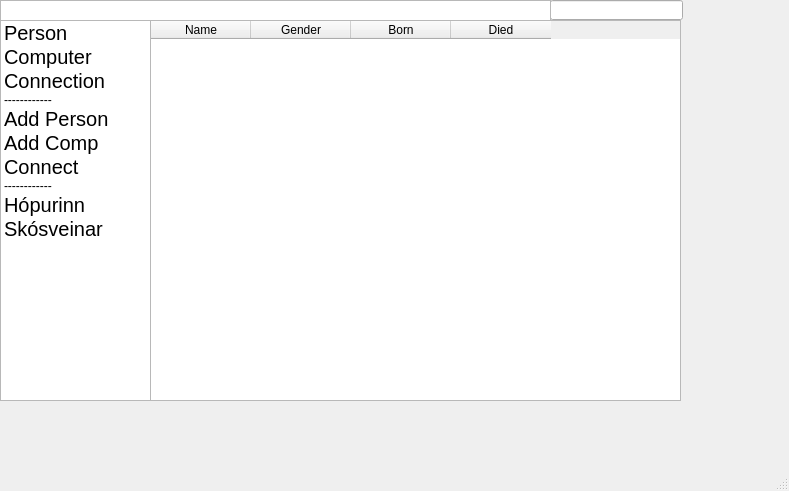
Qt form database.ui (Verklegtnamskeid1/gubb) before a commit.
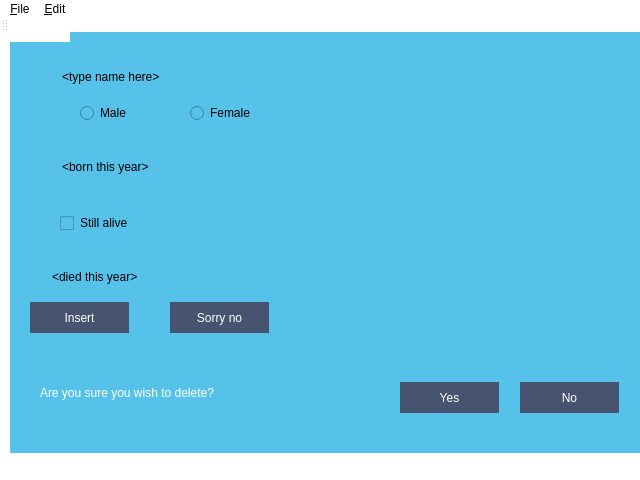
The same form after that commit. Icons and pictures are not drawn.

What changed in the file:
```diff
--- a/database.ui
+++ b/database.ui
@@ -6,8 +6,8 @@
    <rect>
     <x>0</x>
     <y>0</y>
-    <width>789</width>
-    <height>491</height>
+    <width>640</width>
+    <height>480</height>
    </rect>
   </property>
   <property name="windowTitle">
@@ -20,6 +20,11 @@
   <property name="windowOpacity">
    <double>1.000000000000000</double>
   </property>
+  <property name="styleSheet">
+   <string notr="true">background: #fff;
+border: 0px;
+font: 10pt &quot;Ubuntu&quot;;</string>
+  </property>
   <property name="iconSize">
    <size>
     <width>72</width>
@@ -30,186 +35,438 @@
    <widget class="QLineEdit" name="Search_edit">
     <property name="geometry">
      <rect>
-      <x>550</x>
+      <x>470</x>
       <y>0</y>
-      <width>133</width>
-      <height>20</height>
-     </rect>
-    </property>
-   </widget>
-   <widget class="QTableWidget" name="tableWidget">
-    <property name="geometry">
-     <rect>
-      <x>150</x>
-      <y>20</y>
-      <width>531</width>
-      <height>381</height>
-     </rect>
-    </property>
-    <column>
-     <property name="text">
-      <string>Name</string>
-     </property>
-    </column>
-    <column>
-     <property name="text">
-      <string>Gender</string>
-     </property>
-    </column>
-    <column>
-     <property name="text">
-      <string>Born</string>
-     </property>
-    </column>
-    <column>
-     <property name="text">
-      <string>Died</string>
-     </property>
-    </column>
-   </widget>
-   <widget class="QListWidget" name="listWidget">
-    <property name="geometry">
-     <rect>
-      <x>0</x>
-      <y>20</y>
-      <width>151</width>
-      <height>381</height>
-     </rect>
-    </property>
-    <item>
-     <property name="text">
-      <string>Person</string>
-     </property>
-     <property name="font">
-      <font>
-       <pointsize>15</pointsize>
-       <weight>50</weight>
-       <bold>false</bold>
-      </font>
-     </property>
-     <property name="icon">
-      <iconset>
-       <normaloff>../../../addperson.png</normaloff>../../../addperson.png</iconset>
-     </property>
-    </item>
-    <item>
-     <property name="text">
-      <string>Computer</string>
-     </property>
-     <property name="font">
-      <font>
-       <pointsize>15</pointsize>
-      </font>
-     </property>
-     <property name="icon">
-      <iconset>
-       <normaloff>../../../addcomp.jpg</normaloff>../../../addcomp.jpg</iconset>
-     </property>
-    </item>
-    <item>
-     <property name="text">
-      <string>Connection</string>
-     </property>
-     <property name="font">
-      <font>
-       <pointsize>15</pointsize>
-      </font>
-     </property>
-     <property name="icon">
-      <iconset>
-       <normaloff>../../../connect.png</normaloff>../../../connect.png</iconset>
-     </property>
-    </item>
-    <item>
-     <property name="text">
-      <string>------------</string>
-     </property>
-    </item>
-    <item>
-     <property name="text">
-      <string>Add Person</string>
-     </property>
-     <property name="font">
-      <font>
-       <pointsize>15</pointsize>
-      </font>
-     </property>
-     <property name="icon">
-      <iconset>
-       <normaloff>../../../plus.png</normaloff>../../../plus.png</iconset>
-     </property>
-    </item>
-    <item>
-     <property name="text">
-      <string>Add Comp</string>
-     </property>
-     <property name="font">
-      <font>
-       <pointsize>15</pointsize>
-      </font>
-     </property>
-     <property name="icon">
-      <iconset>
-       <normaloff>../../../plus.png</normaloff>../../../plus.png</iconset>
-     </property>
-    </item>
-    <item>
-     <property name="text">
-      <string>Connect</string>
-     </property>
-     <property name="font">
-      <font>
-       <pointsize>15</pointsize>
-      </font>
-     </property>
-     <property name="icon">
-      <iconset>
-       <normaloff>../../../plus.png</normaloff>../../../plus.png</iconset>
-     </property>
-    </item>
-    <item>
-     <property name="text">
-      <string>------------</string>
-     </property>
-    </item>
-    <item>
-     <property name="text">
-      <string>Hópurinn</string>
-     </property>
-     <property name="font">
-      <font>
-       <pointsize>15</pointsize>
-      </font>
-     </property>
-    </item>
-    <item>
-     <property name="text">
-      <string>Skósveinar</string>
-     </property>
-     <property name="font">
-      <font>
-       <pointsize>15</pointsize>
-      </font>
-     </property>
-    </item>
-   </widget>
-   <widget class="QListWidget" name="listWidget_2">
-    <property name="geometry">
-     <rect>
-      <x>0</x>
-      <y>0</y>
-      <width>551</width>
+      <width>141</width>
       <height>21</height>
      </rect>
     </property>
+    <property name="styleSheet">
+     <string notr="true"> border: 2px solid gray;
+ border-radius: 5px;</string>
+    </property>
+    <property name="text">
+     <string/>
+    </property>
    </widget>
+   <widget class="QTreeView" name="treeView">
+    <property name="geometry">
+     <rect>
+      <x>0</x>
+      <y>40</y>
+      <width>251</width>
+      <height>381</height>
+     </rect>
+    </property>
+   </widget>
+   <widget class="QTableWidget" name="tableWidget">
+    <property name="geometry">
+     <rect>
+      <x>260</x>
+      <y>140</y>
+      <width>361</width>
+      <height>231</height>
+     </rect>
+    </property>
+   </widget>
+   <widget class="QFrame" name="frame">
+    <property name="geometry">
+     <rect>
+      <x>10</x>
+      <y>320</y>
+      <width>631</width>
+      <height>101</height>
+     </rect>
+    </property>
+    <property name="styleSheet">
+     <string notr="true">background: #56c2ea;
+</string>
+    </property>
+    <property name="frameShape">
+     <enum>QFrame::StyledPanel</enum>
+    </property>
+    <property name="frameShadow">
+     <enum>QFrame::Raised</enum>
+    </property>
+    <widget class="QPushButton" name="pushButton">
+     <property name="geometry">
+      <rect>
+       <x>390</x>
+       <y>30</y>
+       <width>99</width>
+       <height>31</height>
+      </rect>
+     </property>
+     <property name="styleSheet">
+      <string notr="true">background: #47546f;
+color: #fff;</string>
+     </property>
+     <property name="text">
+      <string>Yes</string>
+     </property>
+    </widget>
+    <widget class="QPushButton" name="pushButton_2">
+     <property name="geometry">
+      <rect>
+       <x>510</x>
+       <y>30</y>
+       <width>99</width>
+       <height>31</height>
+      </rect>
+     </property>
+     <property name="styleSheet">
+      <string notr="true">background: #47546f;
+color: #fff;</string>
+     </property>
+     <property name="text">
+      <string>No</string>
+     </property>
+    </widget>
+    <widget class="QLabel" name="label">
+     <property name="geometry">
+      <rect>
+       <x>30</x>
+       <y>20</y>
+       <width>331</width>
+       <height>41</height>
+      </rect>
+     </property>
+     <property name="styleSheet">
+      <string notr="true">color: #fff;</string>
+     </property>
+     <property name="text">
+      <string>Are you sure you wish to delete?</string>
+     </property>
+    </widget>
+    <zorder>pushButton</zorder>
+    <zorder>pushButton_2</zorder>
+    <zorder>label</zorder>
+    <zorder>frame_persons</zorder>
+   </widget>
+   <widget class="QFrame" name="frame_computers">
+    <property name="geometry">
+     <rect>
+      <x>70</x>
+      <y>0</y>
+      <width>631</width>
+      <height>311</height>
+     </rect>
+    </property>
+    <property name="styleSheet">
+     <string notr="true">background: #56c2ea;
+</string>
+    </property>
+    <property name="frameShape">
+     <enum>QFrame::StyledPanel</enum>
+    </property>
+    <property name="frameShadow">
+     <enum>QFrame::Raised</enum>
+    </property>
+    <widget class="QPushButton" name="buttonComputersInsert">
+     <property name="geometry">
+      <rect>
+       <x>20</x>
+       <y>260</y>
+       <width>99</width>
+       <height>31</height>
+      </rect>
+     </property>
+     <property name="styleSheet">
+      <string notr="true">background: #47546f;
+color: #fff;</string>
+     </property>
+     <property name="text">
+      <string>Insert</string>
+     </property>
+    </widget>
+    <widget class="QPushButton" name="buttonCloseComputers">
+     <property name="geometry">
+      <rect>
+       <x>160</x>
+       <y>260</y>
+       <width>99</width>
+       <height>31</height>
+      </rect>
+     </property>
+     <property name="styleSheet">
+      <string notr="true">background: #47546f;
+color: #fff;</string>
+     </property>
+     <property name="text">
+      <string>Sorry no</string>
+     </property>
+    </widget>
+    <widget class="QLineEdit" name="line_Computers_name">
+     <property name="geometry">
+      <rect>
+       <x>50</x>
+       <y>20</y>
+       <width>113</width>
+       <height>29</height>
+      </rect>
+     </property>
+     <property name="text">
+      <string>&lt;type name here&gt;</string>
+     </property>
+    </widget>
+    <widget class="QLineEdit" name="line_Computers_yearbuilt">
+     <property name="geometry">
+      <rect>
+       <x>50</x>
+       <y>110</y>
+       <width>113</width>
+       <height>29</height>
+      </rect>
+     </property>
+     <property name="text">
+      <string>&lt;year built&gt;</string>
+     </property>
+    </widget>
+    <widget class="QCheckBox" name="checkBox_Computers_WasBuilt">
+     <property name="geometry">
+      <rect>
+       <x>50</x>
+       <y>170</y>
+       <width>99</width>
+       <height>22</height>
+      </rect>
+     </property>
+     <property name="text">
+      <string>Was built</string>
+     </property>
+    </widget>
+    <widget class="QComboBox" name="comboComputerstype">
+     <property name="geometry">
+      <rect>
+       <x>50</x>
+       <y>60</y>
+       <width>251</width>
+       <height>33</height>
+      </rect>
+     </property>
+     <property name="styleSheet">
+      <string notr="true">background: #fff;</string>
+     </property>
+     <item>
+      <property name="text">
+       <string>Electronics</string>
+      </property>
+     </item>
+     <item>
+      <property name="text">
+       <string>Mechanical</string>
+      </property>
+     </item>
+     <item>
+      <property name="text">
+       <string>Electro-mechanical</string>
+      </property>
+     </item>
+     <item>
+      <property name="text">
+       <string>Transistors</string>
+      </property>
+     </item>
+     <item>
+      <property name="text">
+       <string>Other</string>
+      </property>
+     </item>
+    </widget>
+   </widget>
+   <widget class="QTextBrowser" name="connectText">
+    <property name="geometry">
+     <rect>
+      <x>350</x>
+      <y>40</y>
+      <width>191</width>
+      <height>101</height>
+     </rect>
+    </property>
+    <property name="styleSheet">
+     <string notr="true">background: #000;
+color: #fff;</string>
+    </property>
+    <property name="html">
+     <string>&lt;!DOCTYPE HTML PUBLIC &quot;-//W3C//DTD HTML 4.0//EN&quot; &quot;http://www.w3.org/TR/REC-html40/strict.dtd&quot;&gt;
+&lt;html&gt;&lt;head&gt;&lt;meta name=&quot;qrichtext&quot; content=&quot;1&quot; /&gt;&lt;style type=&quot;text/css&quot;&gt;
+p, li { white-space: pre-wrap; }
+&lt;/style&gt;&lt;/head&gt;&lt;body style=&quot; font-family:'Ubuntu'; font-size:10pt; font-weight:400; font-style:normal;&quot;&gt;
+&lt;p style=&quot; margin-top:0px; margin-bottom:0px; margin-left:0px; margin-right:0px; -qt-block-indent:0; text-indent:0px;&quot;&gt;Connecting computer:&lt;br /&gt;Bleble&lt;br /&gt;&lt;br /&gt;with person:&lt;br /&gt;?&lt;br /&gt;&lt;/p&gt;&lt;/body&gt;&lt;/html&gt;</string>
+    </property>
+   </widget>
+   <widget class="QFrame" name="frame_persons">
+    <property name="geometry">
+     <rect>
+      <x>10</x>
+      <y>10</y>
+      <width>631</width>
+      <height>311</height>
+     </rect>
+    </property>
+    <property name="styleSheet">
+     <string notr="true">background: #56c2ea;
+</string>
+    </property>
+    <property name="frameShape">
+     <enum>QFrame::StyledPanel</enum>
+    </property>
+    <property name="frameShadow">
+     <enum>QFrame::Raised</enum>
+    </property>
+    <widget class="QPushButton" name="buttonPersonInsert">
+     <property name="geometry">
+      <rect>
+       <x>20</x>
+       <y>260</y>
+       <width>99</width>
+       <height>31</height>
+      </rect>
+     </property>
+     <property name="styleSheet">
+      <string notr="true">background: #47546f;
+color: #fff;</string>
+     </property>
+     <property name="text">
+      <string>Insert</string>
+     </property>
+    </widget>
+    <widget class="QPushButton" name="buttonClosePerson">
+     <property name="geometry">
+      <rect>
+       <x>160</x>
+       <y>260</y>
+       <width>99</width>
+       <height>31</height>
+      </rect>
+     </property>
+     <property name="styleSheet">
+      <string notr="true">background: #47546f;
+color: #fff;</string>
+     </property>
+     <property name="text">
+      <string>Sorry no</string>
+     </property>
+    </widget>
+    <widget class="QRadioButton" name="comboPersonMale">
+     <property name="geometry">
+      <rect>
+       <x>70</x>
+       <y>60</y>
+       <width>119</width>
+       <height>22</height>
+      </rect>
+     </property>
+     <property name="text">
+      <string>Male</string>
+     </property>
+    </widget>
+    <widget class="QRadioButton" name="comboPersonFemale">
+     <property name="geometry">
+      <rect>
+       <x>180</x>
+       <y>60</y>
+       <width>119</width>
+       <height>22</height>
+      </rect>
+     </property>
+     <property name="text">
+      <string>Female</string>
+     </property>
+    </widget>
+    <widget class="QLineEdit" name="line_Persons_name">
+     <property name="geometry">
+      <rect>
+       <x>50</x>
+       <y>20</y>
+       <width>113</width>
+       <height>29</height>
+      </rect>
+     </property>
+     <property name="text">
+      <string>&lt;type name here&gt;</string>
+     </property>
+    </widget>
+    <widget class="QLineEdit" name="line_Persons_yearborn">
+     <property name="geometry">
+      <rect>
+       <x>50</x>
+       <y>110</y>
+       <width>113</width>
+       <height>29</height>
+      </rect>
+     </property>
+     <property name="text">
+      <string>&lt;born this year&gt;</string>
+     </property>
+    </widget>
+    <widget class="QCheckBox" name="checkBox_Persons_StillAlive">
+     <property name="geometry">
+      <rect>
+       <x>50</x>
+       <y>170</y>
+       <width>99</width>
+       <height>22</height>
+      </rect>
+     </property>
+     <property name="text">
+      <string>Still alive</string>
+     </property>
+    </widget>
+    <widget class="QLineEdit" name="line_Persons_whendied">
+     <property name="geometry">
+      <rect>
+       <x>40</x>
+       <y>220</y>
+       <width>113</width>
+       <height>29</height>
+      </rect>
+     </property>
+     <property name="text">
+      <string>&lt;died this year&gt;</string>
+     </property>
+    </widget>
+   </widget>
   </widget>
-  <widget class="QStatusBar" name="statusBar"/>
-  <action name="actionAdd_a_new_computer">
-   <property name="icon">
-    <iconset resource="computericon.qrc">
-     <normaloff>:/Icons/Computericon/Computer_Icon.png</normaloff>:/Icons/Computericon/Computer_Icon.png</iconset>
+  <widget class="QMenuBar" name="menuBar">
+   <property name="geometry">
+    <rect>
+     <x>0</x>
+     <y>0</y>
+     <width>640</width>
+     <height>22</height>
+    </rect>
    </property>
+   <widget class="QMenu" name="menu_File">
+    <property name="title">
+     <string>&amp;File</string>
+    </property>
+    <addaction name="action_Exit"/>
+   </widget>
+   <widget class="QMenu" name="menu_Edit">
+    <property name="title">
+     <string>&amp;Edit</string>
+    </property>
+    <addaction name="action_Insert"/>
+    <addaction name="separator"/>
+    <addaction name="action_Remove"/>
+    <addaction name="actionConnect"/>
+   </widget>
+   <addaction name="menu_File"/>
+   <addaction name="menu_Edit"/>
+  </widget>
+  <widget class="QToolBar" name="toolBar">
+   <property name="windowTitle">
+    <string>toolBar</string>
+   </property>
+   <attribute name="toolBarArea">
+    <enum>TopToolBarArea</enum>
+   </attribute>
+   <attribute name="toolBarBreak">
+    <bool>false</bool>
+   </attribute>
+  </widget>
+  <action name="action_Insert">
    <property name="text">
     <string>Add a new computer</string>
    </property>
```
Left out of the diff: 44 changed lines with no effect on the pictures.
